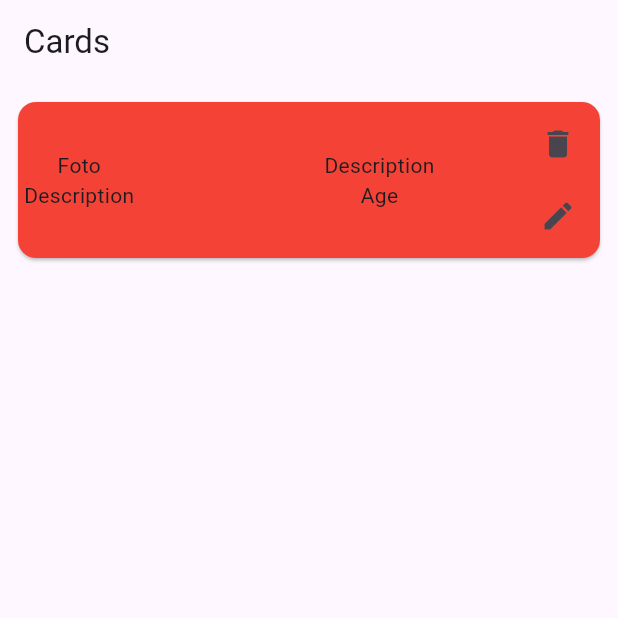
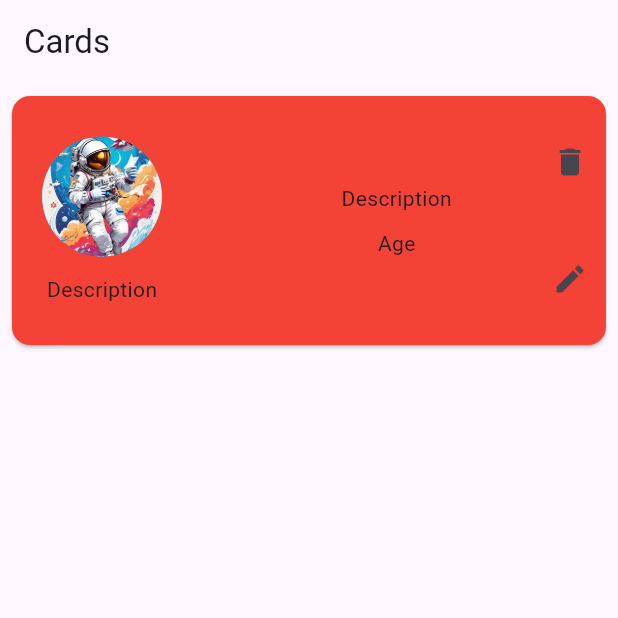
Before and after one commit to sergiohortua/crud-flutter, a Flutter app: the screen it shows after launch, after a tap on the "edit" icon, on a phone screen of 412 x 824 dp, the top half of it. Run offline on Flutter 3.47's test engine with Material 3 defaults, Android fonts, the phone set to English and light mode, and no system bars.

Commit message:
Add img, convert statefullWidget Card

```diff
--- a/lib/widgets/card_custom.dart
+++ b/lib/widgets/card_custom.dart
@@ -1,15 +1,20 @@
 import 'package:flutter/material.dart';
 
-class CardCustom extends StatelessWidget {
+class CardCustom extends StatefulWidget {
   const CardCustom({super.key});
 
+  @override
+  State<CardCustom> createState() => _CardCustomState();
+}
+
+class _CardCustomState extends State<CardCustom> {
   @override
   Widget build(BuildContext context) {
     return Card(
       color: Colors.red,
-      margin: EdgeInsets.all(12.0),
+      margin: const EdgeInsets.all(8.0),
       child: Padding(
-        padding: EdgeInsets.all(4.0),
+        padding: const EdgeInsets.fromLTRB(20.0, 20.0, 0.0, 20.0),
         child: Row(
           mainAxisSize: MainAxisSize.max,
           mainAxisAlignment: MainAxisAlignment.spaceBetween,
@@ -17,33 +22,56 @@ class CardCustom extends StatelessWidget {
             Column(
               mainAxisSize: MainAxisSize.min,
               children: [
-                Text('Foto'),
-                Text('Description'),
+                Container(
+                  width: 80.0,
+                  height: 80.0,
+                  decoration: const BoxDecoration(
+                    color: Colors.blue,
+                    shape: BoxShape.circle,
+                    image: DecorationImage(
+                      fit: BoxFit.cover,
+                      image: AssetImage('assets/astro.jpg'),
+                    ),
+                  ),
+                ),
+                const SizedBox(
+                  height: 12.0,
+                ),
+                const Text('Description'),
               ],
             ),
-            SizedBox(
+            const SizedBox(
               width: 10.0,
             ),
-            Column(
-                mainAxisSize: MainAxisSize.min,
-                children: [Text('Description'), Text('Age')]),
+            const Column(mainAxisSize: MainAxisSize.min, children: [
+              Text('Description'),
+              SizedBox(height: 10.0),
+              Text('Age'),
+            ]),
             Column(
               mainAxisSize: MainAxisSize.min,
               children: [
                 IconButton(
                   onPressed: () {
-                    print('delete');
+                    setState(() {
+                      print('delete');
+                    });
                   },
-                  icon: Icon(Icons.delete),
+                  icon: const Icon(Icons.delete),
+                ),
+                const SizedBox(
+                  height: 30.0,
                 ),
                 IconButton(
                   onPressed: () {
-                    print('delete');
+                    setState(() {
+                      print('edit');
+                    });
                   },
-                  icon: Icon(Icons.edit),
+                  icon: const Icon(Icons.edit),
                 )
               ],
-            )
+            ),
           ],
         ),
       ),
--- a/pubspec.yaml
+++ b/pubspec.yaml
@@ -59,8 +59,8 @@ flutter:
   uses-material-design: true
 
   # To add assets to your application, add an assets section, like this:
-  # assets:
-  #   - images/a_dot_burr.jpeg
+  assets:
+    - assets/astro.jpg
   #   - images/a_dot_ham.jpeg
 
   # An image asset can refer to one or more resolution-specific "variants", see
```
Also changed, not shown: assets/astro.jpg (added).
